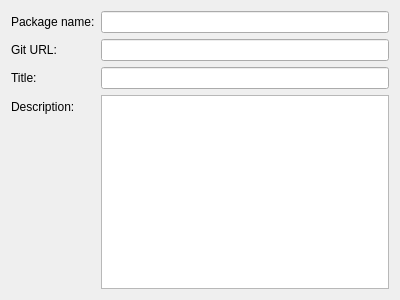
First picture: the form in obslight/ObsLightGui/ui/wizard_newPackageFromGit.ui, repository ronan22/obs-light, before the edit.
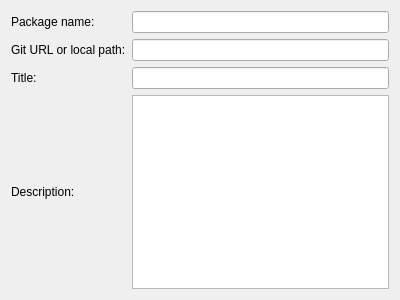
Second picture: the form after the edit.

Patch:
```diff
--- a/obslight/ObsLightGui/ui/wizard_newPackageFromGit.ui
+++ b/obslight/ObsLightGui/ui/wizard_newPackageFromGit.ui
@@ -22,7 +22,7 @@
   <property name="subTitle">
    <string>Enter a name for the new package. You can also enter a title and a description (optional but recommended).</string>
   </property>
-  <layout class="QFormLayout" name="formLayout">
+  <layout class="QGridLayout" name="gridLayout">
    <item row="0" column="0">
     <widget class="QLabel" name="label">
      <property name="text">
@@ -33,6 +33,16 @@
    <item row="0" column="1">
     <widget class="QLineEdit" name="packageNameLineEdit"/>
    </item>
+   <item row="1" column="0">
+    <widget class="QLabel" name="label_4">
+     <property name="text">
+      <string>Git URL or local path:</string>
+     </property>
+    </widget>
+   </item>
+   <item row="1" column="1">
+    <widget class="QLineEdit" name="gitUrlLineEdit"/>
+   </item>
    <item row="2" column="0">
     <widget class="QLabel" name="label_2">
      <property name="text">
@@ -43,9 +53,6 @@
    <item row="2" column="1">
     <widget class="QLineEdit" name="packageTitleLineEdit"/>
    </item>
-   <item row="3" column="1">
-    <widget class="QPlainTextEdit" name="packageDescriptionTextEdit"/>
-   </item>
    <item row="3" column="0">
     <widget class="QLabel" name="label_3">
      <property name="text">
@@ -53,15 +60,8 @@
      </property>
     </widget>
    </item>
-   <item row="1" column="1">
-    <widget class="QLineEdit" name="gitUrlLineEdit"/>
-   </item>
-   <item row="1" column="0">
-    <widget class="QLabel" name="label_4">
-     <property name="text">
-      <string>Git URL:</string>
-     </property>
-    </widget>
+   <item row="3" column="1">
+    <widget class="QPlainTextEdit" name="packageDescriptionTextEdit"/>
    </item>
   </layout>
  </widget>
```
